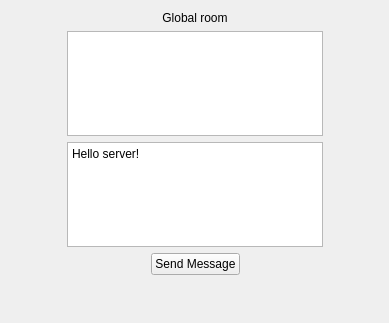
Old version of the form Client/mainwindow.ui in the repository czimbortibor/linux-chat-application.
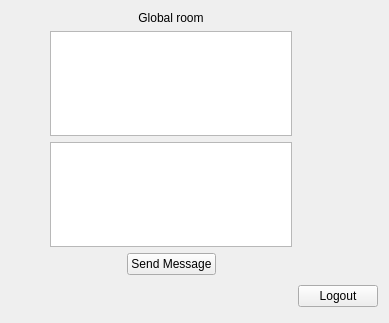
New version of the form.

Patch:
```diff
--- a/Client/mainwindow.ui
+++ b/Client/mainwindow.ui
@@ -37,7 +37,7 @@
 &lt;html&gt;&lt;head&gt;&lt;meta name=&quot;qrichtext&quot; content=&quot;1&quot; /&gt;&lt;style type=&quot;text/css&quot;&gt;
 p, li { white-space: pre-wrap; }
 &lt;/style&gt;&lt;/head&gt;&lt;body style=&quot; font-family:'Sans Serif'; font-size:9pt; font-weight:400; font-style:normal;&quot;&gt;
-&lt;p style=&quot; margin-top:0px; margin-bottom:0px; margin-left:0px; margin-right:0px; -qt-block-indent:0; text-indent:0px;&quot;&gt;Hello server!&lt;/p&gt;&lt;/body&gt;&lt;/html&gt;</string>
+&lt;p style=&quot;-qt-paragraph-type:empty; margin-top:0px; margin-bottom:0px; margin-left:0px; margin-right:0px; -qt-block-indent:0; text-indent:0px;&quot;&gt;&lt;br /&gt;&lt;/p&gt;&lt;/body&gt;&lt;/html&gt;</string>
         </property>
        </widget>
       </item>
@@ -133,6 +133,13 @@
       </property>
      </widget>
     </item>
+    <item row="2" column="2">
+     <widget class="QPushButton" name="btnLogout">
+      <property name="text">
+       <string>Logout</string>
+      </property>
+     </widget>
+    </item>
    </layout>
   </widget>
  </widget>
```
